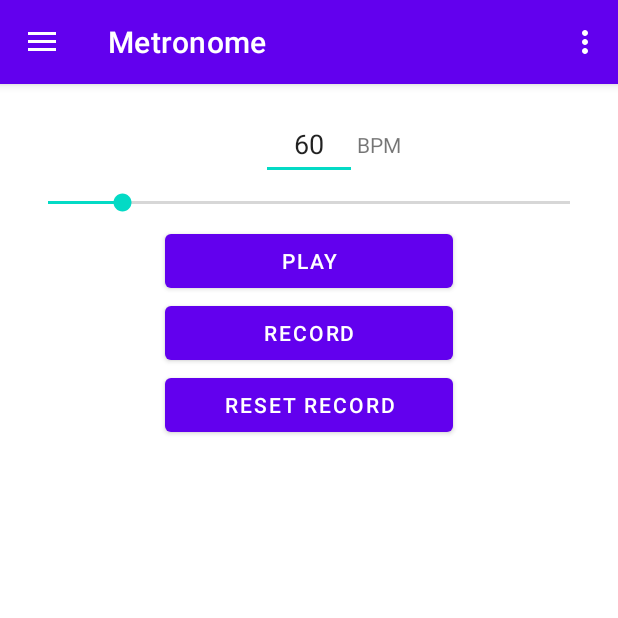
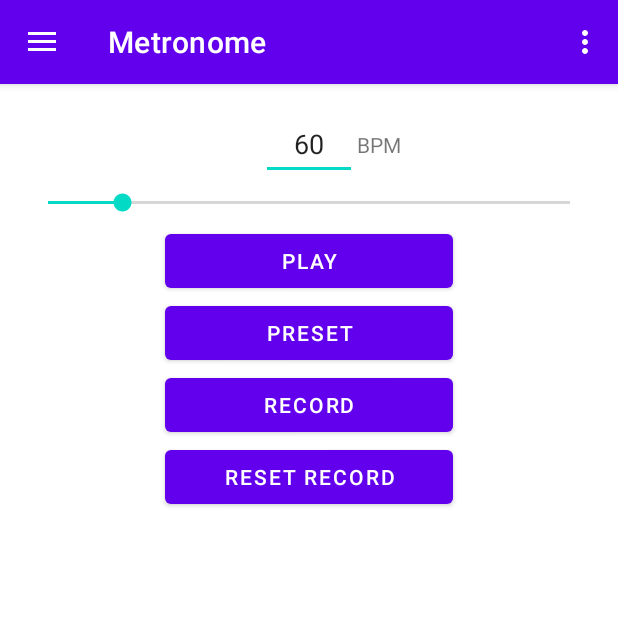
Before and after one commit to brangpd/music_tools_android, an Android app: the screen it shows after launch (MainActivity), in the side drawer, after a tap on "Metronome", on a phone screen of 412 x 824 dp, the top half of it. Run offline under Robolectric (Android 15) with nearby library versions, the phone set to English and light mode, and no system bars; our stand-ins replace navigation-ui.

Commit message:
预置常见节拍速度。

```diff
--- a/app/src/main/java/io/brangpd/ui/metronome/MetronomeFragment.java
+++ b/app/src/main/java/io/brangpd/ui/metronome/MetronomeFragment.java
@@ -16,9 +16,13 @@ import android.view.View;
 import android.view.ViewGroup;
 import android.widget.Button;
 import android.widget.EditText;
+import android.widget.PopupMenu;
 import android.widget.SeekBar;
+import android.widget.Toast;
 
 import java.util.Calendar;
+import java.util.HashMap;
+import java.util.Map;
 import java.util.Objects;
 import java.util.Timer;
 import java.util.TimerTask;
@@ -39,6 +43,7 @@ public class MetronomeFragment extends Fragment {
     private long mLastRecordedStopMs;
     private long mRecordCount;
     private boolean mIsPlaying = false;
+    private Map<Integer, Integer> mSpeedToBpm;
 
     @Override
     public View onCreateView(@NonNull LayoutInflater inflater, @Nullable ViewGroup container,
@@ -50,6 +55,7 @@ public class MetronomeFragment extends Fragment {
         Button buttonPlay = binding.buttonPlay;
         Button buttonRecord = binding.buttonRecord;
         Button buttonResetRecord = binding.buttonResetRecord;
+        Button buttonChoosePreset = binding.buttonChoosePreset;
 
         mViewModel = new ViewModelProvider(this).get(MetronomeViewModel.class);
         mViewModel.getBpm().observe(getViewLifecycleOwner(), integer -> {
@@ -133,6 +139,42 @@ public class MetronomeFragment extends Fragment {
             mLastRecordedTimeMs = 0;
         });
 
+        // 速度预设值
+        HashMap<Integer, Integer> speedToBpm = new HashMap<>();
+        mSpeedToBpm = speedToBpm;
+        speedToBpm.put(R.id.metronome_preset_larghissimo, 20);
+        speedToBpm.put(R.id.metronome_preset_adagissimo, 30);
+        speedToBpm.put(R.id.metronome_preset_grave, 35);
+        speedToBpm.put(R.id.metronome_preset_largo, 50);
+        speedToBpm.put(R.id.metronome_preset_lento, 55);
+        speedToBpm.put(R.id.metronome_preset_larghetto, 60);
+        speedToBpm.put(R.id.metronome_preset_adagio, 70);
+        speedToBpm.put(R.id.metronome_preset_adagietto, 75);
+        speedToBpm.put(R.id.metronome_preset_andante, 90);
+        speedToBpm.put(R.id.metronome_preset_andantino, 95);
+        speedToBpm.put(R.id.metronome_preset_moderato, 100);
+        speedToBpm.put(R.id.metronome_preset_allegretto, 110);
+        speedToBpm.put(R.id.metronome_preset_allegro, 140);
+        speedToBpm.put(R.id.metronome_preset_vivace, 160);
+        speedToBpm.put(R.id.metronome_preset_vivacissimo, 175);
+        speedToBpm.put(R.id.metronome_preset_allegrissimo, 175);
+        speedToBpm.put(R.id.metronome_preset_presto, 185);
+        speedToBpm.put(R.id.metronome_preset_prestissimo, 205);
+        buttonChoosePreset.setOnClickListener(view -> {
+            PopupMenu popupMenu = new PopupMenu(getContext(), view);
+            popupMenu.setOnMenuItemClickListener(menuItem -> {
+                Integer bpm = mSpeedToBpm.get(menuItem.getItemId());
+                if (bpm != null) {
+                    Toast.makeText(getContext(), menuItem.getTitle(), Toast.LENGTH_SHORT).show();
+                    mViewModel.setBpm(bpm);
+                    return true;
+                }
+                return false;
+            });
+            popupMenu.inflate(R.menu.metronome_preset);
+            popupMenu.show();
+        });
+
         return binding.getRoot();
     }
 
--- a/app/src/main/res/layout/metronome_fragment.xml
+++ b/app/src/main/res/layout/metronome_fragment.xml
@@ -50,13 +50,22 @@
                 app:layout_constraintTop_toBottomOf="@id/seekBarBpm" />
 
             <Button
+                android:id="@+id/buttonChoosePreset"
+                android:layout_width="@dimen/metronome_button_width"
+                android:layout_height="wrap_content"
+                android:text="@string/metronome_choose_preset"
+                app:layout_constraintEnd_toEndOf="parent"
+                app:layout_constraintStart_toStartOf="parent"
+                app:layout_constraintTop_toBottomOf="@id/buttonPlay" />
+
+            <Button
                 android:id="@+id/buttonRecord"
                 android:layout_width="@dimen/metronome_button_width"
                 android:layout_height="wrap_content"
                 android:text="@string/metronome_record"
                 app:layout_constraintEnd_toEndOf="parent"
                 app:layout_constraintStart_toStartOf="parent"
-                app:layout_constraintTop_toBottomOf="@+id/buttonPlay" />
+                app:layout_constraintTop_toBottomOf="@+id/buttonChoosePreset" />
 
             <Button
                 android:id="@+id/buttonResetRecord"
--- /dev/null
+++ b/app/src/main/res/menu/metronome_preset.xml
@@ -0,0 +1,66 @@
+<?xml version="1.0" encoding="utf-8"?>
+<menu xmlns:android="http://schemas.android.com/apk/res/android">
+    <item
+        android:id="@+id/metronome_preset_larghissimo"
+        android:title="@string/speed_larghissimo" />
+    <item
+        android:id="@+id/metronome_preset_adagissimo"
+        android:title="@string/speed_adagissimo" />
+    <item
+        android:id="@+id/metronome_preset_grave"
+        android:title="@string/speed_grave" />
+    <item
+        android:id="@+id/metronome_preset_largo"
+        android:title="@string/speed_largo" />
+    <item
+        android:id="@+id/metronome_preset_lento"
+        android:title="@string/speed_lento" />
+    <item
+        android:id="@+id/metronome_preset_larghetto"
+        android:title="@string/speed_larghetto" />
+    <item
+        android:id="@+id/metronome_preset_adagio"
+        android:title="@string/speed_adagio" />
+    <item
+        android:id="@+id/metronome_preset_adagietto"
+        android:title="@string/speed_adagietto" />
+    <item
+        android:id="@+id/metronome_preset_andante"
+        android:title="@string/speed_andante" />
+    <item
+        android:id="@+id/metronome_preset_andantino"
+        android:title="@string/speed_andantino" />
+    <!--<item
+            android:id="@+id/metronome_preset_marcia_moderato"
+            android:title="@string/speed_marcia_moderato" />-->
+    <item
+        android:id="@+id/metronome_preset_moderato"
+        android:title="@string/speed_moderato" />
+    <!--<item
+        android:id="@+id/metronome_preset_andante_moderato"
+        android:title="@string/speed_andante_moderato" />-->
+    <item
+        android:id="@+id/metronome_preset_allegretto"
+        android:title="@string/speed_allegretto" />
+    <!--<item
+        android:id="@+id/metronome_preset_allegro_moderato"
+        android:title="@string/speed_allegro_moderato" />-->
+    <item
+        android:id="@+id/metronome_preset_allegro"
+        android:title="@string/speed_allegro" />
+    <item
+        android:id="@+id/metronome_preset_vivace"
+        android:title="@string/speed_vivace" />
+    <item
+        android:id="@+id/metronome_preset_vivacissimo"
+        android:title="@string/speed_vivacissimo" />
+    <item
+        android:id="@+id/metronome_preset_allegrissimo"
+        android:title="@string/speed_allegrissimo" />
+    <item
+        android:id="@+id/metronome_preset_presto"
+        android:title="@string/speed_presto" />
+    <item
+        android:id="@+id/metronome_preset_prestissimo"
+        android:title="@string/speed_prestissimo" />
+</menu>
--- a/app/src/main/res/values/strings.xml
+++ b/app/src/main/res/values/strings.xml
@@ -25,4 +25,26 @@
     <string name="midi_program_0">Piano</string>
     <string name="midi_program_24">Guitar</string>
     <string name="text_view_midi_program">Inst:</string>
+    <string name="metronome_choose_preset">Preset</string>
+    <string name="speed_larghissimo">Larghissimo</string>
+    <string name="speed_largo" >Largo</string>
+    <string name="speed_grave" >Grave</string>
+    <string name="speed_adagio" >Adagio</string>
+    <string name="speed_adagietto" >Adagietto</string>
+    <string name="speed_larghetto" >Larghetto</string>
+    <string name="speed_andante" >Andante</string>
+    <string name="speed_adagissimo" >Adagissimo</string>
+    <string name="speed_lento" >Lento</string>
+    <string name="speed_andantino" >Andantino</string>
+    <string name="speed_marcia_moderato" >Marcia Moderato</string>
+    <string name="speed_moderato" >Moderato</string>
+    <string name="speed_andante_moderato" >Andante Moderato</string>
+    <string name="speed_allegretto" >Allegretto</string>
+    <string name="speed_allegro_moderato" >Allegro Moderato</string>
+    <string name="speed_allegro" >Allegro</string>
+    <string name="speed_vivace" >Vivace</string>
+    <string name="speed_vivacissimo" >Vivacissimo</string>
+    <string name="speed_allegrissimo" >Allegrissimo</string>
+    <string name="speed_presto" >Presto</string>
+    <string name="speed_prestissimo" >Prestissimo</string>
 </resources>
```
Also changed, not shown: 1 other file.
